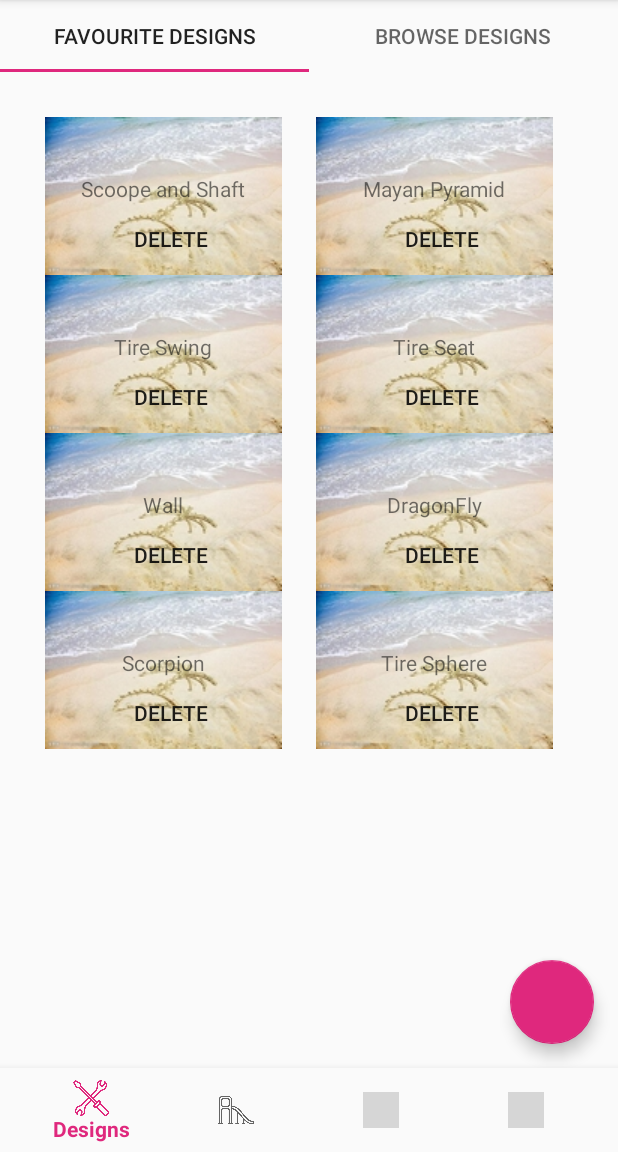
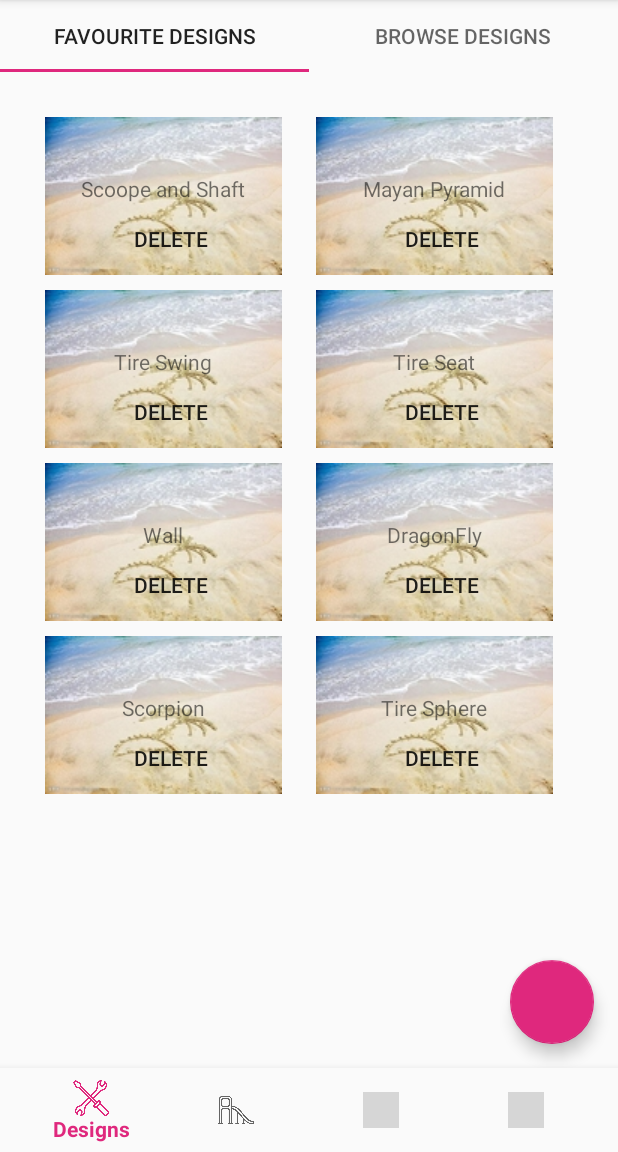
Before and after one commit to jaaasonwu/playgroundideas, an Android app: the DesignFavoriteList screen opened directly, with no data from a screen before it, on a phone screen of 412 x 824 dp, the part 84-1236 px from its top. Run offline under Robolectric (Android 15) with nearby library versions, the phone set to English and light mode, and no system bars; libraries missing offline, so code that uses them is left out: com.joanzapata.iconify; 4 statements that could not run were skipped; grey boxes are pictures that could not be loaded.

Commit message:
improve design_item UI

```diff
--- a/app/src/main/res/layout/design_item.xml
+++ b/app/src/main/res/layout/design_item.xml
@@ -15,7 +15,8 @@
             android:layout_height="wrap_content"
             android:layout_alignParentStart="true"
             android:layout_alignParentTop="true"
-            app:srcCompat="@drawable/sample1" />
+            app:srcCompat="@drawable/sample1"
+            android:layout_marginBottom="10dp"/>
 
         <Button
             android:id="@+id/add_or_delete_button"
@@ -24,7 +25,8 @@
             android:layout_centerInParent="true"
             android:layout_alignBottom="@id/imageView"
             android:background="@android:color/transparent"
-            android:text="@string/add_button" />
+            android:text="@string/add_button"
+            />
 
         <TextView
             android:id="@+id/textView"
```
